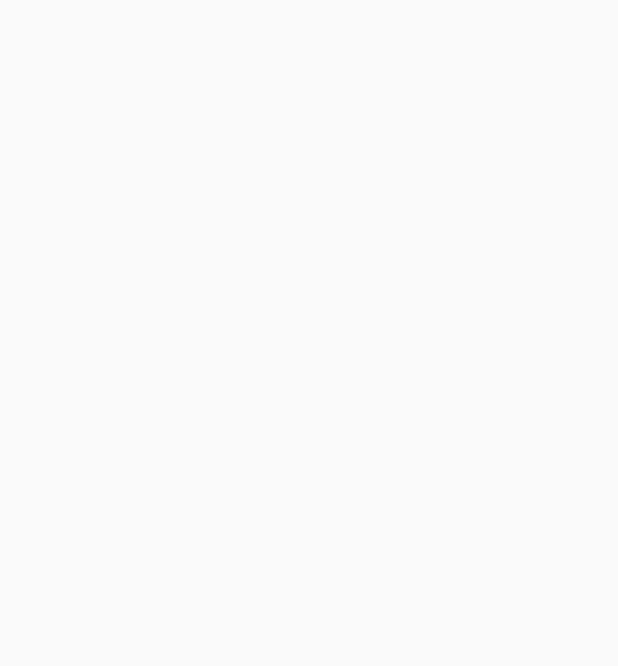
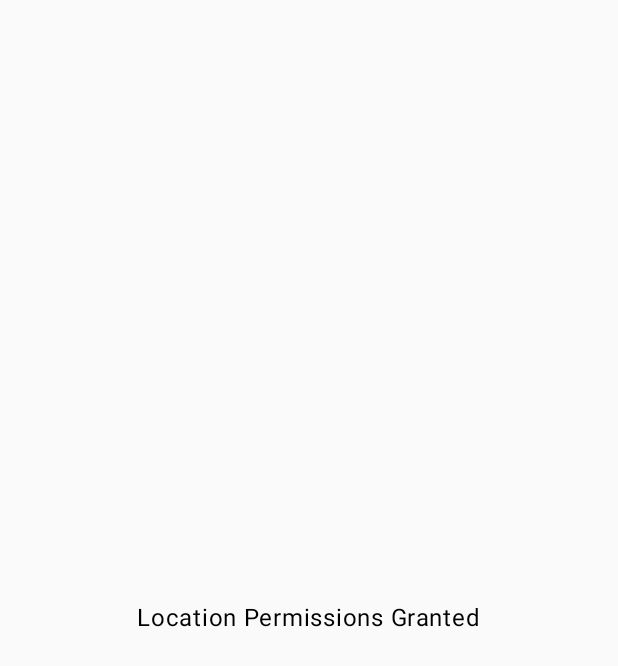
Before and after one commit to youssefelfeky1/Weather-App, an Android app built with Jetpack Compose: the screen it shows after launch (MainActivity), on a phone screen of 412 x 824 dp. Before the commit the part shown is empty. Shown: the top 666 px of the screen. Run offline under Robolectric (Android 15) with nearby library versions, the phone set to English and light mode, and no system bars.

Commit message:
add: request permissions

```diff
--- a/app/src/main/AndroidManifest.xml
+++ b/app/src/main/AndroidManifest.xml
@@ -2,6 +2,7 @@
 <manifest xmlns:android="http://schemas.android.com/apk/res/android"
     xmlns:tools="http://schemas.android.com/tools">
 
+    <uses-permission android:name="android.permission.ACCESS_FINE_LOCATION"/>
     <uses-permission android:name="android.permission.ACCESS_COARSE_LOCATION"/>
     <uses-permission android:name="android.permission.INTERNET"/>
 
--- a/app/src/main/java/com/elfeky/weather_app/presentation/MainActivity.kt
+++ b/app/src/main/java/com/elfeky/weather_app/presentation/MainActivity.kt
@@ -1,9 +1,23 @@
 package com.elfeky.weather_app.presentation
 
+import android.Manifest
 import android.os.Bundle
 import androidx.activity.ComponentActivity
+import androidx.activity.compose.rememberLauncherForActivityResult
 import androidx.activity.compose.setContent
 import androidx.activity.enableEdgeToEdge
+import androidx.activity.result.contract.ActivityResultContracts
+import androidx.compose.foundation.layout.Box
+import androidx.compose.foundation.layout.fillMaxSize
+import androidx.compose.material3.Button
+import androidx.compose.material3.Text
+import androidx.compose.runtime.LaunchedEffect
+import androidx.compose.runtime.getValue
+import androidx.compose.runtime.mutableStateOf
+import androidx.compose.runtime.remember
+import androidx.compose.runtime.setValue
+import androidx.compose.ui.Alignment
+import androidx.compose.ui.Modifier
 import com.elfeky.weather_app.presentation.ui.theme.WeatherAppTheme
 
 class MainActivity : ComponentActivity() {
@@ -12,8 +26,46 @@ class MainActivity : ComponentActivity() {
         super.onCreate(savedInstanceState)
         enableEdgeToEdge()
         setContent {
+            var allGranted by remember { mutableStateOf(false) }
+            val locationLauncher = rememberLauncherForActivityResult(
+                contract = ActivityResultContracts.RequestMultiplePermissions(),
+                onResult = { isGranted ->
+                    allGranted = isGranted.all { it.value }
+                }
+            )
+            LaunchedEffect(key1 = locationLauncher) {
+                locationLauncher.launch(
+                    arrayOf(
+                        Manifest.permission.ACCESS_FINE_LOCATION,
+                        Manifest.permission.ACCESS_COARSE_LOCATION
+                    )
+                )
+            }
             WeatherAppTheme {
-
+                if (allGranted) {
+                    Box(
+                        modifier = Modifier.fillMaxSize(),
+                        contentAlignment = Alignment.Center
+                    ) {
+                        Text("Location Permissions Granted")
+                    }
+                } else {
+                    Box(
+                        modifier = Modifier.fillMaxSize(),
+                        contentAlignment = Alignment.Center
+                    ) {
+                        Button(onClick = {
+                            locationLauncher.launch(
+                                arrayOf(
+                                    Manifest.permission.ACCESS_FINE_LOCATION,
+                                    Manifest.permission.ACCESS_COARSE_LOCATION
+                                )
+                            )
+                        }) {
+                            Text("Request Location Permissions")
+                        }
+                    }
+                }
             }
         }
     }
```
